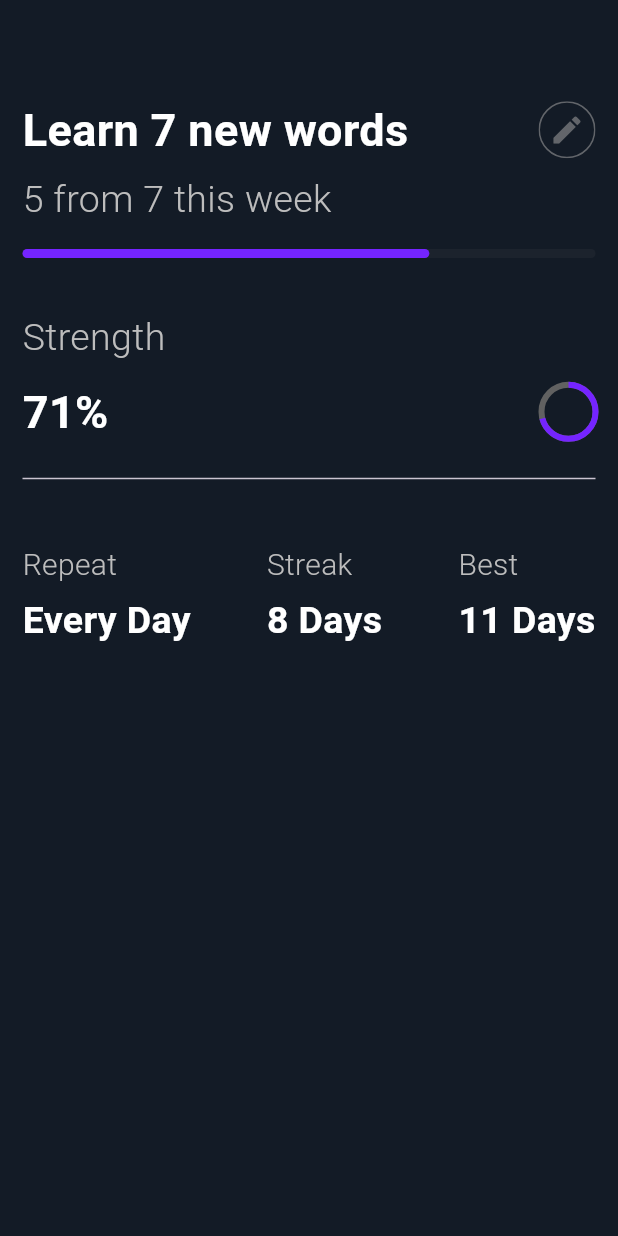
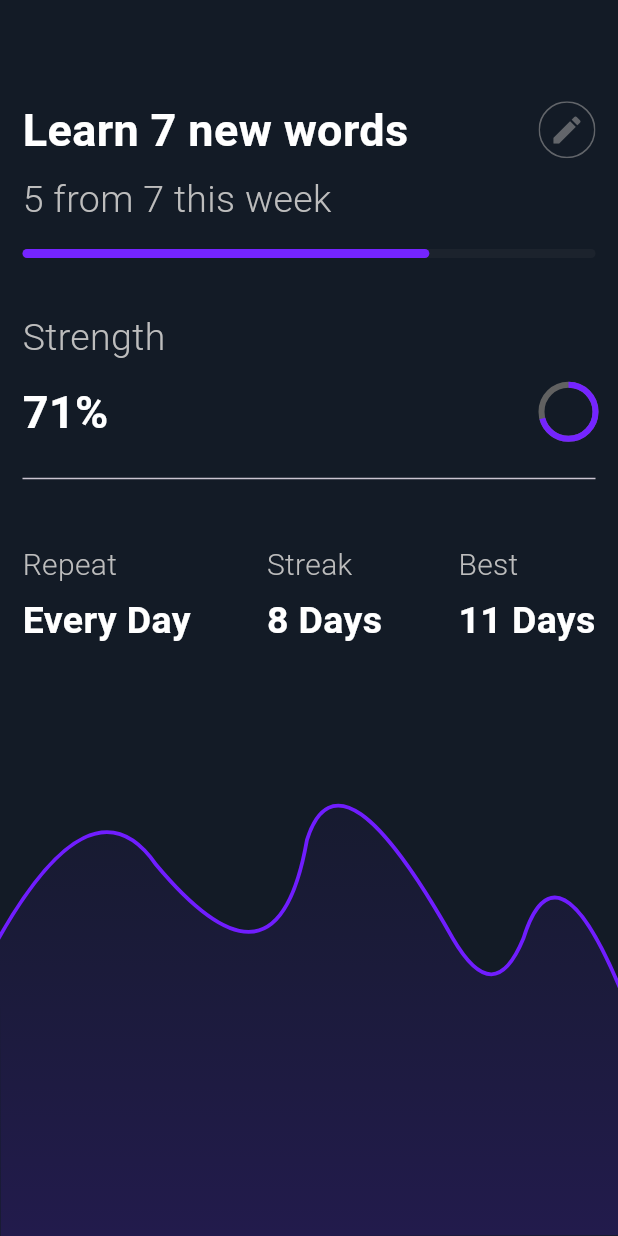
Before and after one commit to angelvlch/Habits_tracker, a Flutter app: the screen it shows after launch, after a tap on "Learn 7 new words", on a phone screen of 412 x 824 dp. Run offline on Flutter 3.47's test engine with Material 3 defaults, Android fonts, the phone set to English and light mode, and no system bars.

Commit message:
feat: add custom painter

```diff
--- a/lib/detail.dart
+++ b/lib/detail.dart
@@ -133,17 +133,99 @@ class Detail extends StatelessWidget {
           //
           Flexible(
             flex: 2,
-            child: Container(
-              color: Colors.green,
-              child: Row(
-                mainAxisAlignment: MainAxisAlignment.spaceBetween,
-                children: const [],
+            child: Transform.rotate(
+              angle: 3.14,
+              child: CustomPaint(
+                painter: CurvePath(),
+                child: CurveBackground(),
               ),
             ),
           ),
         ],
       ),
     );
+  }
+}
+
+class CurveBackground extends StatelessWidget {
+  const CurveBackground({super.key});
+
+  @override
+  Widget build(BuildContext context) {
+    return ClipPath(
+      clipper: MyCustomClipper(),
+      child: Container(
+        decoration: BoxDecoration(
+          gradient: LinearGradient(
+            colors: [
+              Color(0xff221b4c),
+              Color(0xff151b2b),
+            ],
+            begin: Alignment.topCenter,
+            end: Alignment.bottomCenter,
+          ),
+        ),
+      ),
+    );
+  }
+}
+
+class MyCustomClipper extends CustomClipper<Path> {
+  @override
+  Path getClip(Size size) {
+    final path = Path();
+    path.lineTo(0, size.height * 0.50);
+    path.quadraticBezierTo(size.width * 0.10, size.height * 0.80,
+        size.width * 0.15, size.height * 0.60);
+    path.quadraticBezierTo(size.width * 0.20, size.height * 0.45,
+        size.width * 0.27, size.height * 0.60);
+    path.quadraticBezierTo(
+        size.width * 0.45, size.height, size.width * 0.50, size.height * 0.80);
+    path.quadraticBezierTo(size.width * 0.55, size.height * 0.45,
+        size.width * 0.75, size.height * 0.75);
+    path.quadraticBezierTo(
+        size.width * 0.85, size.height * 0.93, size.width, size.height * 0.60);
+
+    path.lineTo(size.width, 0);
+
+    path.close();
+    return path;
+  }
+
+  @override
+  bool shouldReclip(covariant CustomClipper<Path> oldClipper) {
+    return true;
+  }
+}
+
+class CurvePath extends CustomPainter {
+  @override
+  void paint(Canvas canvas, Size size) {
+    final paint = Paint();
+    paint.color = Color(0xff701dff);
+    paint.strokeWidth = 5.0;
+    paint.style = PaintingStyle.stroke;
+
+    final path = Path();
+    path.moveTo(0, size.height * 0.50);
+    path.quadraticBezierTo(size.width * 0.10, size.height * 0.80,
+        size.width * 0.15, size.height * 0.60);
+    path.quadraticBezierTo(size.width * 0.20, size.height * 0.45,
+        size.width * 0.27, size.height * 0.60);
+    path.quadraticBezierTo(
+        size.width * 0.45, size.height, size.width * 0.50, size.height * 0.80);
+    path.quadraticBezierTo(size.width * 0.55, size.height * 0.45,
+        size.width * 0.75, size.height * 0.75);
+    path.quadraticBezierTo(
+        size.width * 0.85, size.height * 0.93, size.width, size.height * 0.60);
+
+    path.moveTo(size.width, 0);
+    canvas.drawPath(path, paint);
+  }
+
+  @override
+  bool shouldRepaint(covariant CustomPainter oldDelegate) {
+    return false;
   }
 }
 
```
